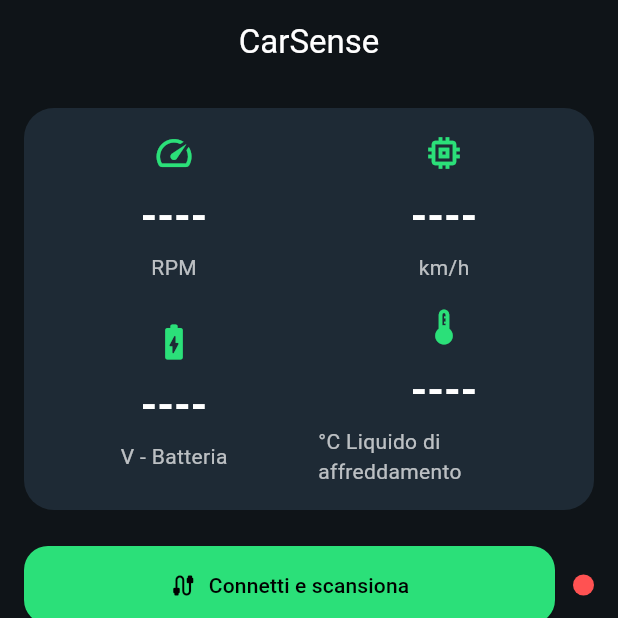
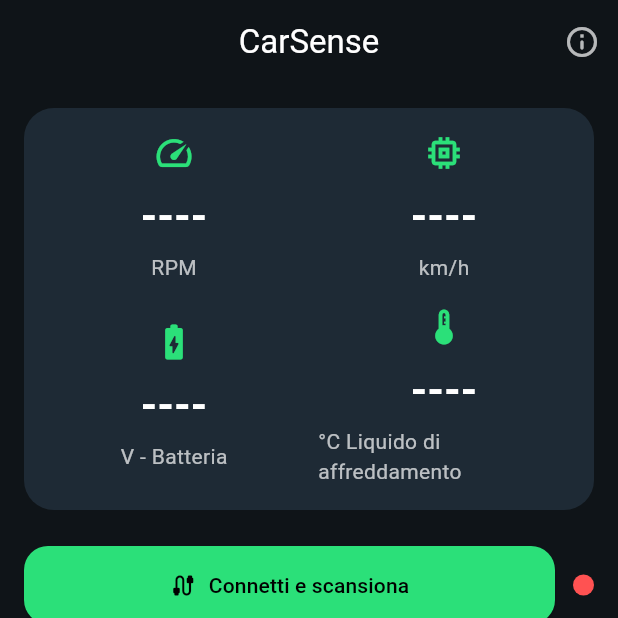
Before and after one commit to rickvr123456/carsense, a Flutter app: the screen it shows after launch, on a phone screen of 412 x 824 dp, the top half of it. Run offline on Flutter 3.47's test engine with Material 3 defaults, Android fonts, the phone set to English and light mode, and no system bars.

Commit message:
aggiunto pulsante info

```diff
--- a/lib/features/dashboard/dashboard_page.dart
+++ b/lib/features/dashboard/dashboard_page.dart
@@ -2,6 +2,7 @@ import 'package:flutter/material.dart';
 import 'package:provider/provider.dart';
 import '../../app_state.dart';
 import 'dashboard_state.dart';
+import '../info/info_page.dart';
 
 class DashboardPage extends StatelessWidget {
   const DashboardPage({super.key});
@@ -33,6 +34,18 @@ class _DashboardView extends StatelessWidget {
             centerTitle: true,
             backgroundColor: const Color(0xFF0F1418),
             elevation: 0,
+            actions: [
+              IconButton(
+                tooltip: 'Informazioni',
+                icon: const Icon(Icons.info_outline_rounded,
+                    color: Colors.white70),
+                onPressed: () {
+                  Navigator.of(context).push(
+                    MaterialPageRoute(builder: (_) => const InfoPage()),
+                  );
+                },
+              ),
+            ],
           ),
           body: Padding(
             padding: const EdgeInsets.all(16),
```
Also changed, not shown: lib/features/info/info_page.dart (added, +46 -0 lines), 1 other file.
